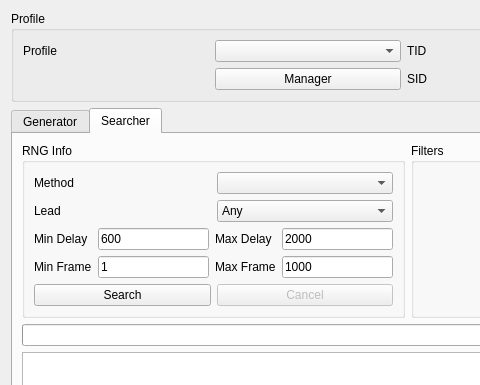
Old version of the form Forms/Gen4/Stationary4.ui in the repository Admiral-Fish/PokeFinder; both pictures show x 0 to 480 and y 0 to 385 of the 1200 by 700 pixel window.
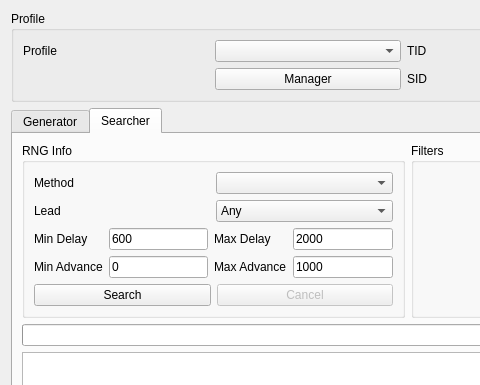
New version of the form. The open tabs and pages were chosen to show the change. Custom widgets are drawn as their Qt base class.

Commit message: Rename frame to advance, and start from advance 0

```diff
--- a/Forms/Gen4/Stationary4.ui
+++ b/Forms/Gen4/Stationary4.ui
@@ -440,7 +440,7 @@
             <item row="1" column="0">
              <widget class="QLabel" name="labelSearcherMinFrame">
               <property name="text">
-               <string>Min Frame</string>
+               <string>Min Advance</string>
               </property>
              </widget>
             </item>
@@ -450,7 +450,7 @@
                <string/>
               </property>
               <property name="text">
-               <string notr="true">1</string>
+               <string notr="true">0</string>
               </property>
               <property name="maxLength">
                <number>5</number>
@@ -460,7 +460,7 @@
             <item row="1" column="2">
              <widget class="QLabel" name="labelSearcherMaxFrame">
               <property name="text">
-               <string>Max Frame</string>
+               <string>Max Advance</string>
               </property>
              </widget>
             </item>
```
Left out of the diff: 22 changed lines with no effect on the pictures. The commit also changes 272 other files.
